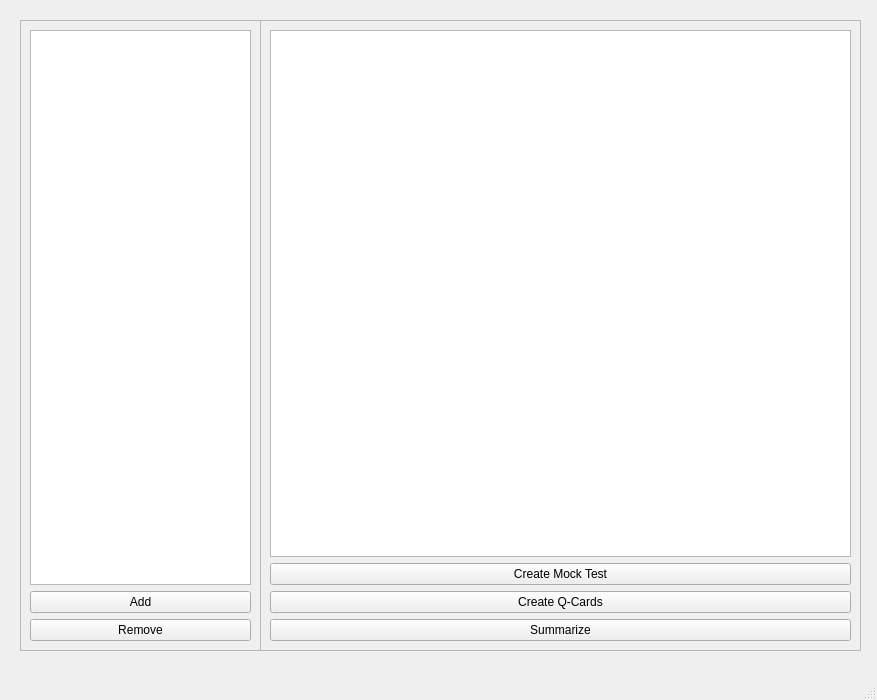
First picture: the form in window.ui, repository DanialMcIntyre/ChatGPT-Study, before the edit.
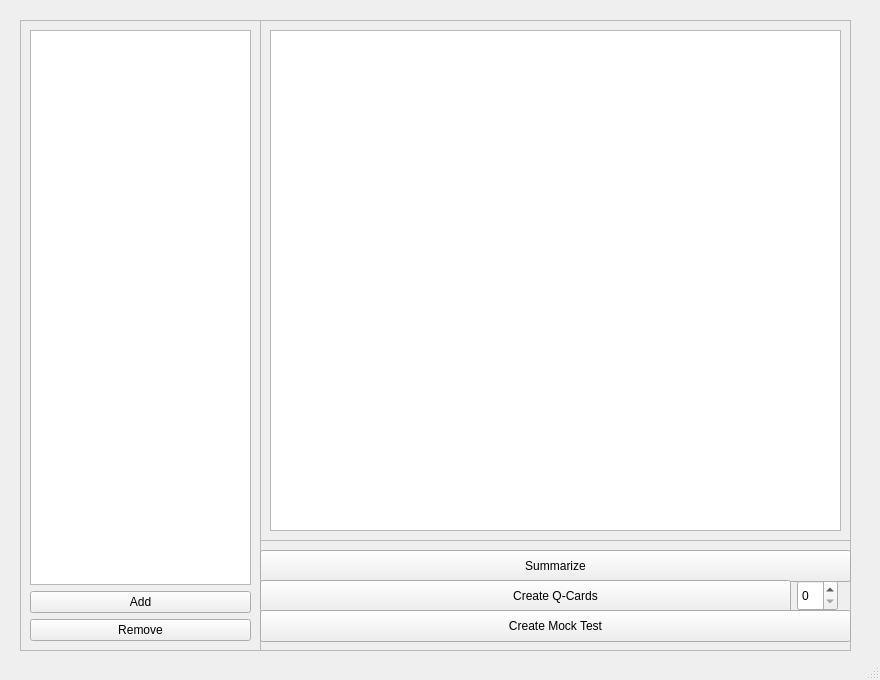
Second picture: the form after the edit.

Commit message: Choose amount of QCards, prevented some crashes

```diff
--- a/window.ui
+++ b/window.ui
@@ -6,8 +6,8 @@
    <rect>
     <x>0</x>
     <y>0</y>
-    <width>877</width>
-    <height>700</height>
+    <width>880</width>
+    <height>680</height>
    </rect>
   </property>
   <property name="windowTitle">
@@ -54,8 +54,8 @@
      <rect>
       <x>260</x>
       <y>20</y>
-      <width>601</width>
-      <height>631</height>
+      <width>591</width>
+      <height>521</height>
      </rect>
     </property>
     <property name="frameShape">
@@ -76,29 +76,76 @@
        </property>
       </widget>
      </item>
-     <item>
-      <widget class="QPushButton" name="buttonMock">
-       <property name="text">
-        <string>Create Mock Test</string>
-       </property>
-      </widget>
-     </item>
-     <item>
-      <widget class="QPushButton" name="buttonCard">
-       <property name="text">
-        <string>Create Q-Cards</string>
-       </property>
-      </widget>
-     </item>
-     <item>
-      <widget class="QPushButton" name="buttonSummarize">
-       <property name="text">
-        <string>Summarize</string>
-       </property>
-      </widget>
-     </item>
     </layout>
    </widget>
+   <widget class="QFrame" name="frame_3">
+    <property name="geometry">
+     <rect>
+      <x>260</x>
+      <y>540</y>
+      <width>591</width>
+      <height>111</height>
+     </rect>
+    </property>
+    <property name="frameShape">
+     <enum>QFrame::StyledPanel</enum>
+    </property>
+    <property name="frameShadow">
+     <enum>QFrame::Raised</enum>
+    </property>
+    <widget class="QPushButton" name="buttonSummarize">
+     <property name="geometry">
+      <rect>
+       <x>0</x>
+       <y>10</y>
+       <width>591</width>
+       <height>32</height>
+      </rect>
+     </property>
+     <property name="text">
+      <string>Summarize</string>
+     </property>
+    </widget>
+    <widget class="QPushButton" name="buttonCard">
+     <property name="geometry">
+      <rect>
+       <x>0</x>
+       <y>40</y>
+       <width>531</width>
+       <height>32</height>
+      </rect>
+     </property>
+     <property name="text">
+      <string>                  Create Q-Cards</string>
+     </property>
+    </widget>
+    <widget class="QPushButton" name="buttonMock">
+     <property name="geometry">
+      <rect>
+       <x>0</x>
+       <y>70</y>
+       <width>591</width>
+       <height>32</height>
+      </rect>
+     </property>
+     <property name="text">
+      <string>Create Mock Test</string>
+     </property>
+    </widget>
+    <widget class="QSpinBox" name="numCards">
+     <property name="geometry">
+      <rect>
+       <x>537</x>
+       <y>40</y>
+       <width>41</width>
+       <height>31</height>
+      </rect>
+     </property>
+     <property name="maximum">
+      <number>50</number>
+     </property>
+    </widget>
+   </widget>
   </widget>
   <widget class="QMenuBar" name="menubar">
    <property name="geometry">
```
Left out of the diff: 2 changed lines with no effect on the pictures. The commit also changes 4 other files.
